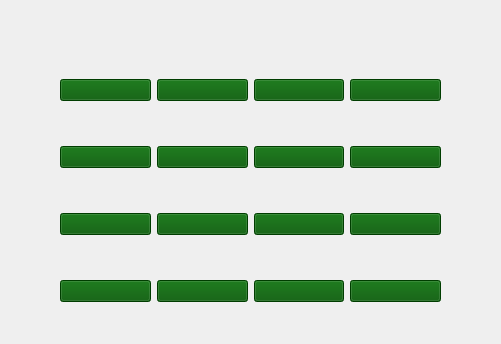
Above: farming/gameframe.ui from MeHunter2004/Farming before the change. Below: the same form after it.
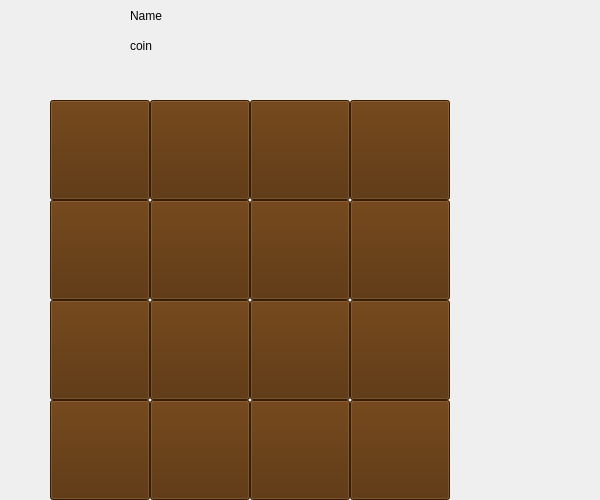
That is the form after the change.

Patch:
```diff
--- a/farming/gameframe.ui
+++ b/farming/gameframe.ui
@@ -6,185 +6,295 @@
    <rect>
     <x>0</x>
     <y>0</y>
-    <width>501</width>
-    <height>344</height>
+    <width>600</width>
+    <height>500</height>
    </rect>
   </property>
   <property name="windowTitle">
    <string>Frame</string>
   </property>
-  <widget class="QWidget" name="gridLayoutWidget">
+  <widget class="QLabel" name="Name_label">
    <property name="geometry">
     <rect>
-     <x>60</x>
+     <x>130</x>
+     <y>10</y>
+     <width>37</width>
+     <height>12</height>
+    </rect>
+   </property>
+   <property name="text">
+    <string>Name</string>
+   </property>
+  </widget>
+  <widget class="QLabel" name="coins_label">
+   <property name="geometry">
+    <rect>
+     <x>130</x>
      <y>40</y>
-     <width>381</width>
-     <height>301</height>
+     <width>37</width>
+     <height>12</height>
     </rect>
    </property>
-   <layout class="QGridLayout" name="gridLayout">
-    <item row="2" column="0">
-     <widget class="QPushButton" name="H3_1_pushButton">
-      <property name="styleSheet">
-       <string notr="true">background-color: rgb(0, 85, 0);</string>
-      </property>
       <property name="text">
-       <string/>
-      </property>
-     </widget>
-    </item>
-    <item row="3" column="2">
-     <widget class="QPushButton" name="H4_3_pushButton">
-      <property name="styleSheet">
-       <string notr="true">background-color: rgb(0, 85, 0);</string>
-      </property>
-      <property name="text">
-       <string/>
-      </property>
-     </widget>
-    </item>
-    <item row="3" column="3">
-     <widget class="QPushButton" name="H4_4_pushButton">
-      <property name="styleSheet">
-       <string notr="true">background-color: rgb(0, 85, 0);</string>
-      </property>
-      <property name="text">
-       <string/>
-      </property>
-     </widget>
-    </item>
-    <item row="3" column="1">
-     <widget class="QPushButton" name="H4_2_pushButton">
-      <property name="styleSheet">
-       <string notr="true">background-color: rgb(0, 85, 0);</string>
-      </property>
-      <property name="text">
-       <string/>
-      </property>
-     </widget>
-    </item>
-    <item row="1" column="0">
-     <widget class="QPushButton" name="H2_1_pushButton">
-      <property name="styleSheet">
-       <string notr="true">background-color: rgb(0, 85, 0);</string>
-      </property>
-      <property name="text">
-       <string/>
-      </property>
-     </widget>
-    </item>
-    <item row="3" column="0">
-     <widget class="QPushButton" name="H4_1_pushButton">
-      <property name="styleSheet">
-       <string notr="true">background-color: rgb(0, 85, 0);</string>
-      </property>
-      <property name="text">
-       <string/>
-      </property>
-     </widget>
-    </item>
-    <item row="0" column="0">
+    <string>coin</string>
+   </property>
+  </widget>
      <widget class="QPushButton" name="H1_1_pushButton">
+   <property name="geometry">
+    <rect>
+     <x>50</x>
+     <y>100</y>
+     <width>100</width>
+     <height>100</height>
+    </rect>
+   </property>
       <property name="styleSheet">
-       <string notr="true">background-color: rgb(0, 85, 0);</string>
+    <string notr="true">background-color: rgb(81, 41, 0);</string>
       </property>
       <property name="text">
        <string/>
       </property>
      </widget>
-    </item>
-    <item row="0" column="1">
      <widget class="QPushButton" name="H1_2_pushButton">
-      <property name="styleSheet">
-       <string notr="true">background-color: rgb(0, 85, 0);</string>
-      </property>
-      <property name="text">
-       <string/>
-      </property>
-     </widget>
-    </item>
-    <item row="1" column="1">
-     <widget class="QPushButton" name="H2_2_pushButton">
+   <property name="geometry">
+    <rect>
+     <x>150</x>
+     <y>100</y>
+     <width>100</width>
+     <height>100</height>
+    </rect>
+   </property>
       <property name="styleSheet">
-       <string notr="true">background-color: rgb(0, 85, 0);</string>
+    <string notr="true">background-color: rgb(81, 41, 0);</string>
       </property>
       <property name="text">
        <string/>
       </property>
      </widget>
-    </item>
-    <item row="2" column="1">
-     <widget class="QPushButton" name="H3_2_pushButton">
-      <property name="styleSheet">
-       <string notr="true">background-color: rgb(0, 85, 0);</string>
-      </property>
-      <property name="text">
-       <string/>
-      </property>
-     </widget>
-    </item>
-    <item row="2" column="2">
-     <widget class="QPushButton" name="H3_3_pushButton">
-      <property name="styleSheet">
-       <string notr="true">background-color: rgb(0, 85, 0);</string>
-      </property>
-      <property name="text">
-       <string/>
-      </property>
-     </widget>
-    </item>
-    <item row="1" column="2">
-     <widget class="QPushButton" name="H2_3_pushButton">
-      <property name="styleSheet">
-       <string notr="true">background-color: rgb(0, 85, 0);</string>
-      </property>
-      <property name="text">
-       <string/>
-      </property>
-     </widget>
-    </item>
-    <item row="0" column="2">
      <widget class="QPushButton" name="H1_3_pushButton">
+   <property name="geometry">
+    <rect>
+     <x>250</x>
+     <y>100</y>
+     <width>100</width>
+     <height>100</height>
+    </rect>
+   </property>
       <property name="styleSheet">
-       <string notr="true">background-color: rgb(0, 85, 0);</string>
+    <string notr="true">background-color: rgb(81, 41, 0);</string>
       </property>
       <property name="text">
        <string/>
       </property>
      </widget>
-    </item>
-    <item row="0" column="3">
      <widget class="QPushButton" name="H1_4_pushButton">
+   <property name="geometry">
+    <rect>
+     <x>350</x>
+     <y>100</y>
+     <width>100</width>
+     <height>100</height>
+    </rect>
+   </property>
       <property name="styleSheet">
-       <string notr="true">background-color: rgb(0, 85, 0);</string>
+    <string notr="true">background-color: rgb(81, 41, 0);</string>
       </property>
       <property name="text">
        <string/>
       </property>
      </widget>
-    </item>
-    <item row="1" column="3">
+  <widget class="QPushButton" name="H2_1_pushButton">
+   <property name="geometry">
+    <rect>
+     <x>50</x>
+     <y>200</y>
+     <width>100</width>
+     <height>100</height>
+    </rect>
+   </property>
+   <property name="styleSheet">
+    <string notr="true">background-color: rgb(81, 41, 0);</string>
+   </property>
+   <property name="text">
+    <string/>
+   </property>
+  </widget>
+  <widget class="QPushButton" name="H2_2_pushButton">
+   <property name="geometry">
+    <rect>
+     <x>150</x>
+     <y>200</y>
+     <width>100</width>
+     <height>100</height>
+    </rect>
+   </property>
+   <property name="styleSheet">
+    <string notr="true">background-color: rgb(81, 41, 0);</string>
+   </property>
+   <property name="text">
+    <string/>
+   </property>
+  </widget>
+  <widget class="QPushButton" name="H2_3_pushButton">
+   <property name="geometry">
+    <rect>
+     <x>250</x>
+     <y>200</y>
+     <width>100</width>
+     <height>100</height>
+    </rect>
+   </property>
+   <property name="styleSheet">
+    <string notr="true">background-color: rgb(81, 41, 0);</string>
+   </property>
+   <property name="text">
+    <string/>
+   </property>
+  </widget>
      <widget class="QPushButton" name="H2_4_pushButton">
+   <property name="geometry">
+    <rect>
+     <x>350</x>
+     <y>200</y>
+     <width>100</width>
+     <height>100</height>
+    </rect>
+   </property>
       <property name="styleSheet">
        <string notr="true">
-background-color: rgb(0, 85, 0);</string>
+background-color: rgb(81, 41, 0);</string>
       </property>
       <property name="text">
        <string/>
       </property>
      </widget>
-    </item>
-    <item row="2" column="3">
+  <widget class="QPushButton" name="H3_1_pushButton">
+   <property name="geometry">
+    <rect>
+     <x>50</x>
+     <y>300</y>
+     <width>100</width>
+     <height>100</height>
+    </rect>
+   </property>
+   <property name="styleSheet">
+    <string notr="true">background-color: rgb(81, 41, 0);</string>
+   </property>
+   <property name="text">
+    <string/>
+   </property>
+  </widget>
+  <widget class="QPushButton" name="H3_2_pushButton">
+   <property name="geometry">
+    <rect>
+     <x>150</x>
+     <y>300</y>
+     <width>100</width>
+     <height>100</height>
+    </rect>
+   </property>
+   <property name="styleSheet">
+    <string notr="true">background-color: rgb(81, 41, 0);</string>
+   </property>
+   <property name="text">
+    <string/>
+   </property>
+  </widget>
+  <widget class="QPushButton" name="H3_3_pushButton">
+   <property name="geometry">
+    <rect>
+     <x>250</x>
+     <y>300</y>
+     <width>100</width>
+     <height>100</height>
+    </rect>
+   </property>
+   <property name="styleSheet">
+    <string notr="true">background-color: rgb(81, 41, 0);</string>
+   </property>
+   <property name="text">
+    <string/>
+   </property>
+  </widget>
      <widget class="QPushButton" name="H3_4_pushButton">
+   <property name="geometry">
+    <rect>
+     <x>350</x>
+     <y>300</y>
+     <width>100</width>
+     <height>100</height>
+    </rect>
+   </property>
       <property name="styleSheet">
-       <string notr="true">background-color: rgb(0, 85, 0);</string>
+    <string notr="true">background-color: rgb(81, 41, 0);</string>
       </property>
       <property name="text">
        <string/>
       </property>
      </widget>
-    </item>
-   </layout>
+  <widget class="QPushButton" name="H4_1_pushButton">
+   <property name="geometry">
+    <rect>
+     <x>50</x>
+     <y>400</y>
+     <width>100</width>
+     <height>100</height>
+    </rect>
+   </property>
+   <property name="styleSheet">
+    <string notr="true">background-color: rgb(81, 41, 0);</string>
+   </property>
+   <property name="text">
+    <string/>
+   </property>
+  </widget>
+  <widget class="QPushButton" name="H4_2_pushButton">
+   <property name="geometry">
+    <rect>
+     <x>150</x>
+     <y>400</y>
+     <width>100</width>
+     <height>100</height>
+    </rect>
+   </property>
+   <property name="styleSheet">
+    <string notr="true">background-color: rgb(81, 41, 0);</string>
+   </property>
+   <property name="text">
+    <string/>
+   </property>
+  </widget>
+  <widget class="QPushButton" name="H4_3_pushButton">
+   <property name="geometry">
+    <rect>
+     <x>250</x>
+     <y>400</y>
+     <width>100</width>
+     <height>100</height>
+    </rect>
+   </property>
+   <property name="styleSheet">
+    <string notr="true">background-color: rgb(81, 41, 0);</string>
+   </property>
+   <property name="text">
+    <string/>
+   </property>
+  </widget>
+  <widget class="QPushButton" name="H4_4_pushButton">
+   <property name="geometry">
+    <rect>
+     <x>350</x>
+     <y>400</y>
+     <width>100</width>
+     <height>100</height>
+    </rect>
+   </property>
+   <property name="styleSheet">
+    <string notr="true">background-color: rgb(81, 41, 0);</string>
+   </property>
+   <property name="text">
+    <string/>
+   </property>
   </widget>
  </widget>
  <resources/>
```
Lines whose indentation alone changed are shown as unchanged.
